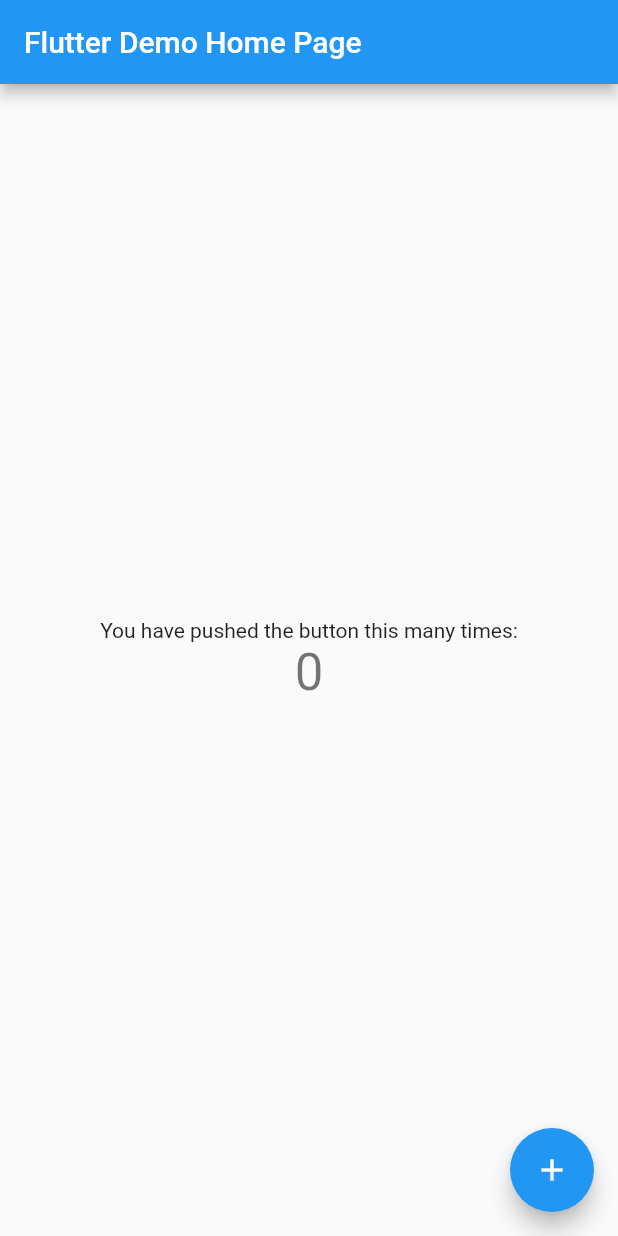
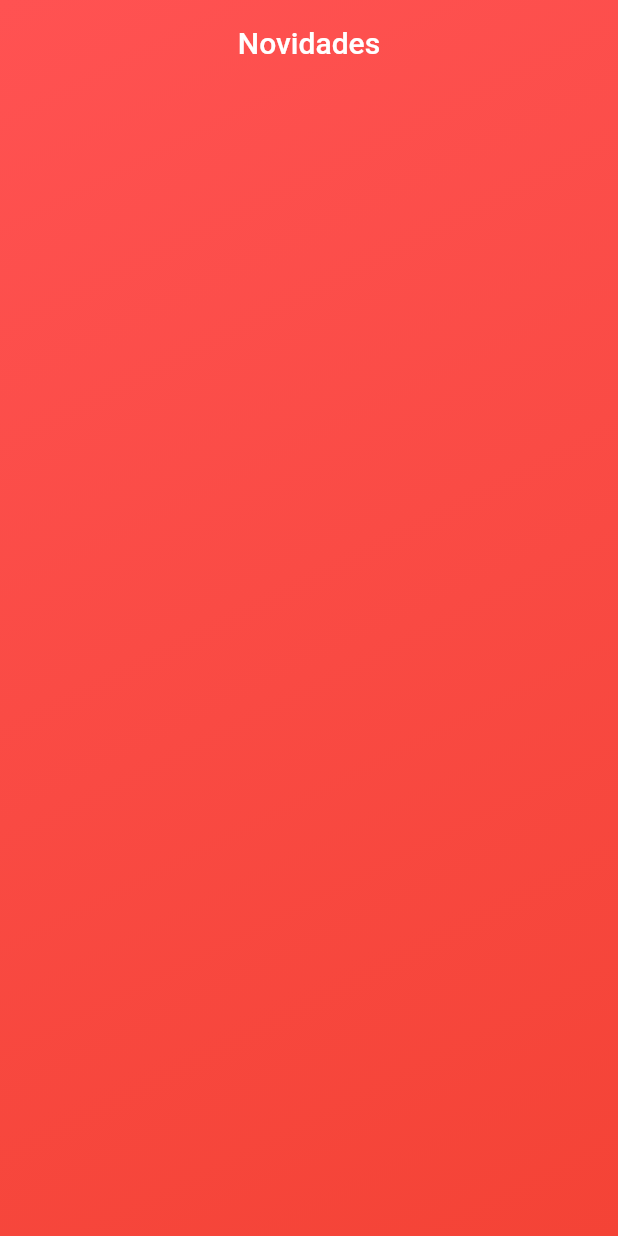
Before and after one commit to eliezerantonio/loja_virtual, a Flutter app: the screen it shows after launch, on a phone screen of 412 x 824 dp. Run offline on Flutter 3.47's test engine with Material 2 defaults, Android fonts, the light colour scheme and no system bars.

Commit message:
barra flutuante

```diff
--- a/lib/main.dart
+++ b/lib/main.dart
@@ -1,113 +1,23 @@
 import 'package:flutter/material.dart';
+import 'package:loja_virtual/screens/home_screen.dart';
 
-void main() {
+void main(){
   runApp(MyApp());
 }
 
 class MyApp extends StatelessWidget {
-  // This widget is the root of your application.
   @override
   Widget build(BuildContext context) {
     return MaterialApp(
-      title: 'Flutter Demo',
+      title: "Loja virtual",
       theme: ThemeData(
-        // This is the theme of your application.
-        //
-        // Try running your application with "flutter run". You'll see the
-        // application has a blue toolbar. Then, without quitting the app, try
-        // changing the primarySwatch below to Colors.green and then invoke
-        // "hot reload" (press "r" in the console where you ran "flutter run",
-        // or simply save your changes to "hot reload" in a Flutter IDE).
-        // Notice that the counter didn't reset back to zero; the application
-        // is not restarted.
         primarySwatch: Colors.blue,
+
+       accentColor: Colors.black54,
+        primaryColor: Color.fromARGB(255, 4, 125, 141)
       ),
-      home: MyHomePage(title: 'Flutter Demo Home Page'),
+      debugShowCheckedModeBanner: false,
+      home: HomeScreen(),
     );
   }
 }
-
-class MyHomePage extends StatefulWidget {
-  MyHomePage({Key key, this.title}) : super(key: key);
-
-  // This widget is the home page of your application. It is stateful, meaning
-  // that it has a State object (defined below) that contains fields that affect
-  // how it looks.
-
-  // This class is the configuration for the state. It holds the values (in this
-  // case the title) provided by the parent (in this case the App widget) and
-  // used by the build method of the State. Fields in a Widget subclass are
-  // always marked "final".
-
-  final String title;
-
-  @override
-  _MyHomePageState createState() => _MyHomePageState();
-}
-
-class _MyHomePageState extends State<MyHomePage> {
-  int _counter = 0;
-
-  void _incrementCounter() {
-    setState(() {
-      // This call to setState tells the Flutter framework that something has
-      // changed in this State, which causes it to rerun the build method below
-      // so that the display can reflect the updated values. If we changed
-      // _counter without calling setState(), then the build method would not be
-      // called again, and so nothing would appear to happen.
-      _counter++;
-    });
-  }
-
-  @override
-  Widget build(BuildContext context) {
-    // This method is rerun every time setState is called, for instance as done
-    // by the _incrementCounter method above.
-    //
-    // The Flutter framework has been optimized to make rerunning build methods
-    // fast, so that you can just rebuild anything that needs updating rather
-    // than having to individually change instances of widgets.
-    return Scaffold(
-      appBar: AppBar(
-        // Here we take the value from the MyHomePage object that was created by
-        // the App.build method, and use it to set our appbar title.
-        title: Text(widget.title),
-      ),
-      body: Center(
-        // Center is a layout widget. It takes a single child and positions it
-        // in the middle of the parent.
-        child: Column(
-          // Column is also a layout widget. It takes a list of children and
-          // arranges them vertically. By default, it sizes itself to fit its
-          // children horizontally, and tries to be as tall as its parent.
-          //
-          // Invoke "debug painting" (press "p" in the console, choose the
-          // "Toggle Debug Paint" action from the Flutter Inspector in Android
-          // Studio, or the "Toggle Debug Paint" command in Visual Studio Code)
-          // to see the wireframe for each widget.
-          //
-          // Column has various properties to control how it sizes itself and
-          // how it positions its children. Here we use mainAxisAlignment to
-          // center the children vertically; the main axis here is the vertical
-          // axis because Columns are vertical (the cross axis would be
-          // horizontal).
-          mainAxisAlignment: MainAxisAlignment.center,
-          children: <Widget>[
-            Text(
-              'You have pushed the button this many times:',
-            ),
-            Text(
-              '$_counter',
-              style: Theme.of(context).textTheme.headline4,
-            ),
-          ],
-        ),
-      ),
-      floatingActionButton: FloatingActionButton(
-        onPressed: _incrementCounter,
-        tooltip: 'Increment',
-        child: Icon(Icons.add),
-      ), // This trailing comma makes auto-formatting nicer for build methods.
-    );
-  }
-}
--- /dev/null
+++ b/lib/screens/home_screen.dart
@@ -0,0 +1,16 @@
+import 'package:flutter/material.dart';
+import 'package:loja_virtual/tabs/home_tab.dart';
+
+class HomeScreen extends StatelessWidget {
+  final _pageController = PageController();
+
+  @override
+  Widget build(BuildContext context) {
+    return PageView(
+      controller: _pageController,
+
+      physics: NeverScrollableScrollPhysics(),
+      children: [HomeTab()],
+    );
+  }
+}
--- /dev/null
+++ b/lib/tabs/home_tab.dart
@@ -0,0 +1,35 @@
+import 'package:flutter/material.dart';
+
+class HomeTab extends StatelessWidget {
+  Widget _buildBodyBack() => Container(
+        decoration: BoxDecoration(
+          gradient: LinearGradient(
+              colors: [Colors.redAccent, Colors.red],
+              begin: Alignment.topLeft,
+              end: Alignment.bottomRight),
+        ),
+      );
+
+  @override
+  Widget build(BuildContext context) {
+    return Stack(
+      children: [
+        _buildBodyBack(),
+        CustomScrollView(
+          slivers: [
+            SliverAppBar(
+              floating: true,
+              snap: true,
+              backgroundColor: Colors.transparent,
+              elevation: 0,
+              flexibleSpace: FlexibleSpaceBar(
+                title: const Text("Novidades"),
+                centerTitle: true,
+              ),
+            )
+          ],
+        )
+      ],
+    );
+  }
+}
```
Also changed, not shown: pubspec.yaml (+7 -0 lines), pubspec.lock, 10 other files.
